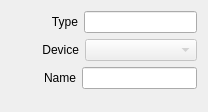
Above: trunk/Widgets/Inspector/InspectorMetadataWidget.ui from cambell-prince/casparcg-client before the change. Below: the same form after it.
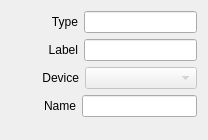
That is the form after the change.

What changed in the file:
```diff
--- a/trunk/Widgets/Inspector/InspectorMetadataWidget.ui
+++ b/trunk/Widgets/Inspector/InspectorMetadataWidget.ui
@@ -7,7 +7,7 @@
     <x>0</x>
     <y>0</y>
     <width>208</width>
-    <height>112</height>
+    <height>140</height>
    </rect>
   </property>
   <property name="sizePolicy">
@@ -54,6 +54,43 @@
      </item>
     </layout>
    </item>
+   <item>
+    <layout class="QHBoxLayout" name="horizontalLayoutLabel">
+     <item>
+      <spacer name="horizontalSpacerLabel">
+       <property name="orientation">
+        <enum>Qt::Horizontal</enum>
+       </property>
+       <property name="sizeType">
+        <enum>QSizePolicy::Fixed</enum>
+       </property>
+       <property name="sizeHint" stdset="0">
+        <size>
+         <width>37</width>
+         <height>20</height>
+        </size>
+       </property>
+      </spacer>
+     </item>
+     <item>
+      <widget class="QLabel" name="labelItemLabel">
+       <property name="text">
+        <string>Label</string>
+       </property>
+       <property name="alignment">
+        <set>Qt::AlignRight|Qt::AlignTrailing|Qt::AlignVCenter</set>
+       </property>
+      </widget>
+     </item>
+     <item>
+      <widget class="QLineEdit" name="lineEditLabel">
+       <property name="readOnly">
+        <bool>true</bool>
+       </property>
+      </widget>
+     </item>
+    </layout>
+   </item>
    <item>
     <layout class="QHBoxLayout" name="horizontalLayoutDevice">
      <item>
```
Left out of the diff: 53 changed lines with no effect on the pictures.
